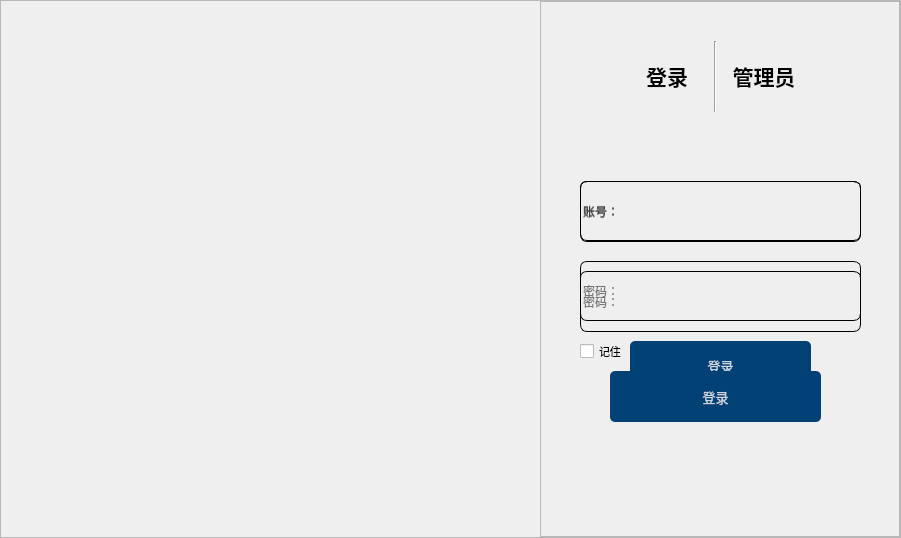
Above: login.ui from huhao-spec/baopo before the change. Below: the same form after it.
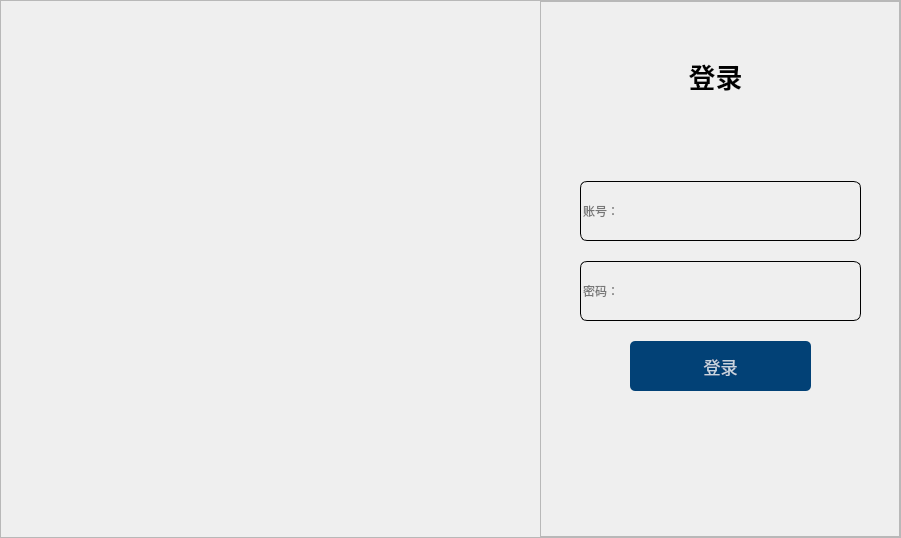
That is the form after the change. Icons and pictures are not drawn.

Patch:
```diff
--- a/login.ui
+++ b/login.ui
@@ -113,40 +113,12 @@
            <property name="spacing">
             <number>0</number>
            </property>
-           <item>
-            <widget class="QPushButton" name="pushButton">
-             <property name="font">
-              <font>
-               <pointsize>16</pointsize>
-               <weight>75</weight>
-               <bold>true</bold>
-              </font>
-             </property>
-             <property name="styleSheet">
-              <string notr="true">#pushButton{
-	border:none;
-}
-#pushButton:focus{
-	color:rgb(186, 186, 186);
-}</string>
-             </property>
-             <property name="text">
-              <string>登录</string>
-             </property>
-            </widget>
-           </item>
-           <item>
-            <widget class="Line" name="line">
-             <property name="orientation">
-              <enum>Qt::Vertical</enum>
-             </property>
-            </widget>
-           </item>
            <item>
             <widget class="QPushButton" name="pushButton_2">
              <property name="font">
               <font>
-               <pointsize>16</pointsize>
+               <family>Arial</family>
+               <pointsize>20</pointsize>
                <weight>75</weight>
                <bold>true</bold>
               </font>
@@ -160,7 +132,7 @@
 }</string>
              </property>
              <property name="text">
-              <string>管理员</string>
+              <string>登录</string>
              </property>
             </widget>
            </item>
@@ -293,6 +265,12 @@
              <height>50</height>
             </rect>
            </property>
+           <property name="font">
+            <font>
+             <family>微软雅黑</family>
+             <pointsize>13</pointsize>
+            </font>
+           </property>
            <property name="styleSheet">
             <string notr="true">QPushButton#pushButton_6{
 background-color:rgba(2,65,118,255);
@@ -315,115 +293,6 @@
            </property>
           </widget>
          </widget>
-         <widget class="QWidget" name="widget_2" native="true">
-          <property name="geometry">
-           <rect>
-            <x>20</x>
-            <y>140</y>
-            <width>321</width>
-            <height>301</height>
-           </rect>
-          </property>
-          <widget class="QLineEdit" name="lineEdit">
-           <property name="geometry">
-            <rect>
-             <x>20</x>
-             <y>40</y>
-             <width>281</width>
-             <height>61</height>
-            </rect>
-           </property>
-           <property name="font">
-            <font>
-             <pointsize>9</pointsize>
-            </font>
-           </property>
-           <property name="styleSheet">
-            <string notr="true">background-color: rgba(0, 0, 0,0);
-border:1px solid rgba(0,0,0,0);
-border-radius:7px;
-border-color: rgb(0, 0, 0);</string>
-           </property>
-           <property name="placeholderText">
-            <string>账号：</string>
-           </property>
-          </widget>
-          <widget class="QLineEdit" name="lineEdit_2">
-           <property name="geometry">
-            <rect>
-             <x>20</x>
-             <y>130</y>
-             <width>281</width>
-             <height>61</height>
-            </rect>
-           </property>
-           <property name="font">
-            <font>
-             <pointsize>9</pointsize>
-            </font>
-           </property>
-           <property name="styleSheet">
-            <string notr="true">background-color: rgba(0, 0, 0,0);
-border:1px solid rgba(0,0,0,0);
-border-radius:7px;
-border-color: rgb(0, 0, 0);</string>
-           </property>
-           <property name="echoMode">
-            <enum>QLineEdit::Password</enum>
-           </property>
-           <property name="placeholderText">
-            <string>密码：</string>
-           </property>
-          </widget>
-          <widget class="QPushButton" name="pushButton_3">
-           <property name="geometry">
-            <rect>
-             <x>50</x>
-             <y>230</y>
-             <width>211</width>
-             <height>51</height>
-            </rect>
-           </property>
-           <property name="styleSheet">
-            <string notr="true">QPushButton#pushButton_3{
-background-color:rgba(2,65,118,255);
-color:rgba(255,255,255,200);
-border-radius:5px;
-}
-QPushButton#pushButton_3:hover{
-background-color:rgba(2,65,118,150);
-color:rgba(255,255,255,200);
-border-radius:5px;
-}
-QPushButton#pushButton_3:pressed{
-padding-left:5px;
-padding-top:5px;
-background-color:rgba(2,65,118,100);
-}</string>
-           </property>
-           <property name="text">
-            <string>登录</string>
-           </property>
-          </widget>
-          <widget class="QCheckBox" name="checkBox">
-           <property name="geometry">
-            <rect>
-             <x>20</x>
-             <y>200</y>
-             <width>71</width>
-             <height>21</height>
-            </rect>
-           </property>
-           <property name="font">
-            <font>
-             <pointsize>8</pointsize>
-            </font>
-           </property>
-           <property name="text">
-            <string>记住</string>
-           </property>
-          </widget>
-         </widget>
         </widget>
        </item>
       </layout>
```
